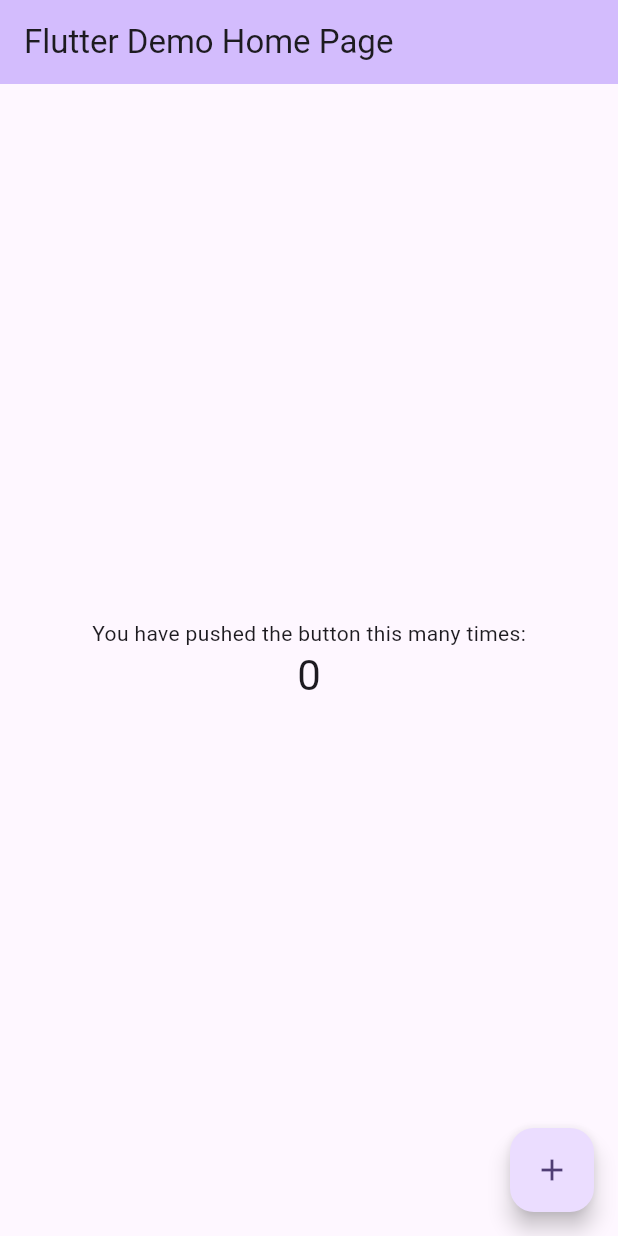
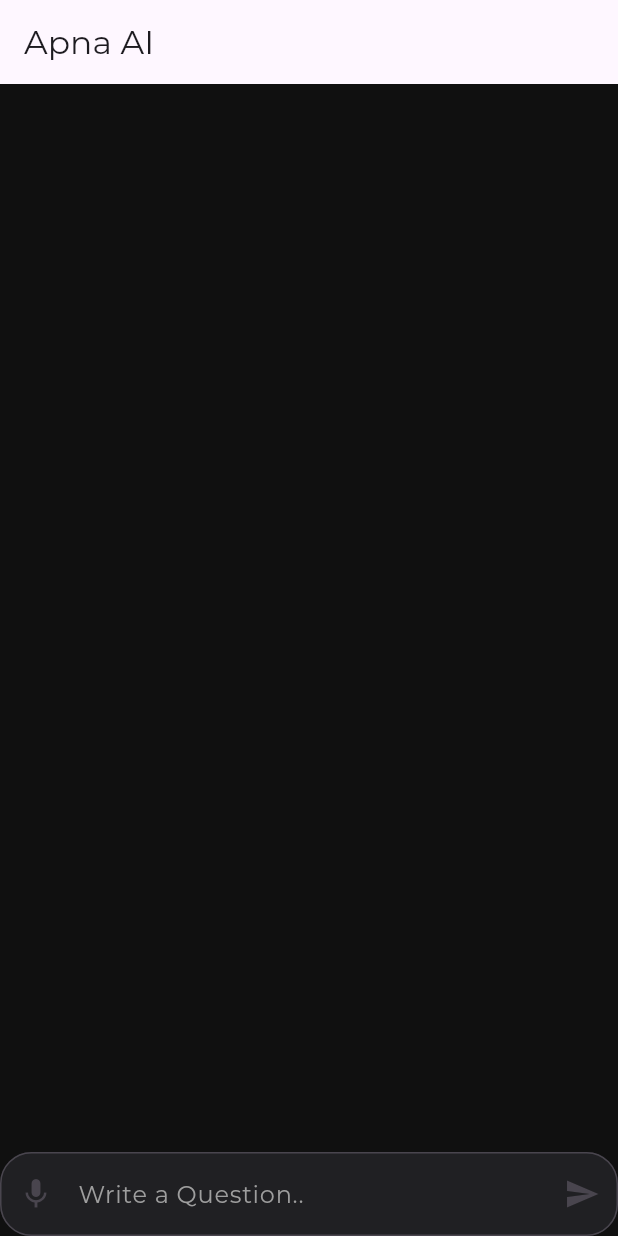
Before and after one commit to Raikant59/Apna-AI, a Flutter app: the screen it shows after launch, on a phone screen of 412 x 824 dp. Run offline on Flutter 3.47's test engine with Material 3 defaults, Android fonts, the phone set to English and light mode, and no system bars.

Commit message:
Add Api functionality and some Screens

```diff
--- /dev/null
+++ b/lib/data/remote/api/urls.dart
@@ -0,0 +1,5 @@
+class urls{
+  static const BASE_URL = "https://api.openai.com/v1/";
+  static const CHAT_COMPLETION_API = "${BASE_URL}chat/completions";
+  static const CHAT_COMPLETION_API_KEY = "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";
+}
--- a/lib/main.dart
+++ b/lib/main.dart
@@ -1,3 +1,4 @@
+import 'package:chatbot_app/screens/Splashscreen.dart';
 import 'package:flutter/material.dart';
 
 void main() {
@@ -7,68 +8,17 @@ void main() {
 class MyApp extends StatelessWidget {
   const MyApp({super.key});
 
+  // This widget is the root of your application.
   @override
   Widget build(BuildContext context) {
     return MaterialApp(
+      title: 'Flutter Demo',
       debugShowCheckedModeBanner: false,
-      title: 'Flutter Demo',
       theme: ThemeData(
         colorScheme: ColorScheme.fromSeed(seedColor: Colors.deepPurple),
         useMaterial3: true,
       ),
-      home: const MyHomePage(title: 'Flutter Demo Home Page'),
+      home: SplashScreen(),
     );
   }
 }
-
-class MyHomePage extends StatefulWidget {
-  const MyHomePage({super.key, required this.title});
-
-
-
-  final String title;
-
-  @override
-  State<MyHomePage> createState() => _MyHomePageState();
-}
-
-class _MyHomePageState extends State<MyHomePage> {
-  int _counter = 0;
-
-  void _incrementCounter() {
-    setState(() {
-
-      _counter++;
-    });
-  }
-
-  @override
-  Widget build(BuildContext context) {
-    return Scaffold(
-      appBar: AppBar(
-        backgroundColor: Theme.of(context).colorScheme.inversePrimary,
-        title: Text(widget.title),
-      ),
-      body: Center(
-
-        child: Column(
-          mainAxisAlignment: MainAxisAlignment.center,
-          children: <Widget>[
-            const Text(
-              'You have pushed the button this many times:',
-            ),
-            Text(
-              '$_counter',
-              style: Theme.of(context).textTheme.headlineMedium,
-            ),
-          ],
-        ),
-      ),
-      floatingActionButton: FloatingActionButton(
-        onPressed: _incrementCounter,
-        tooltip: 'Increment',
-        child: const Icon(Icons.add),
-      ), // This trailing comma makes auto-formatting nicer for build methods.
-    );
-  }
-}
--- /dev/null
+++ b/lib/screens/ChatScreen.dart
@@ -0,0 +1,51 @@
+import 'package:chatbot_app/data/remote/api/api_helper.dart';
+import 'package:chatbot_app/data/remote/api/urls.dart';
+import 'package:chatbot_app/utils/utils_helper.dart';
+import 'package:flutter/material.dart';
+
+class Chatscreen extends StatefulWidget {
+  const Chatscreen({super.key});
+
+  @override
+  State<Chatscreen> createState() => _ChatscreenState();
+}
+
+class _ChatscreenState extends State<Chatscreen> {
+  var promptcontroller = TextEditingController();
+  @override
+  Widget build(BuildContext context) {
+    return Scaffold(
+      backgroundColor: AppColors.bgColor,
+      appBar: AppBar(
+        title: Text("Apna AI",style: TextStyle(fontFamily: 'mainfont'),),
+      ),
+      body: Column(
+        children: [
+          Expanded(child: Container(
+          )),
+          TextField(
+            style: mTextStyle16(mColor: Colors.grey),
+            controller: promptcontroller,
+            enableSuggestions: true,
+            decoration: InputDecoration(
+              fillColor: AppColors.secondaryColor,
+              filled: true,
+              prefixIcon: Icon(Icons.mic),
+              suffixIcon: InkWell(
+                onTap: (){
+                  ApiHelper().generateAIMsg(url: urls.CHAT_COMPLETION_API, prompt: promptcontroller.text);
+                  promptcontroller.clear();
+                },
+                  child: Icon(Icons.send)),
+              hintText: "Write a Question..",
+              hintStyle: mTextStyle16(mColor: AppColors.mGreyColor),
+              border: OutlineInputBorder(
+                borderRadius: BorderRadius.circular(21),
+              )
+            ),
+          )
+        ],
+      )
+    );
+  }
+}
--- /dev/null
+++ b/lib/utils/utils_helper.dart
@@ -0,0 +1,36 @@
+import 'dart:ui';
+
+import 'package:flutter/material.dart';
+
+class AppColors{
+  static const Color bgColor = Color(0xff101010);
+  static const Color secondaryColor = Color(0xff202023);
+  static const Color mGreyColor = Color(0xff9E9E9E);
+}
+
+TextStyle mTextStyle16({Color mColor = Colors.black,FontWeight mFontWeight = FontWeight.normal}){
+  return TextStyle(
+  fontSize: 16,
+  fontFamily: 'mainfont',
+    color: mColor,
+    fontWeight: mFontWeight,
+  );
+}
+
+TextStyle mTextStyle25({Color mColor = Colors.black,FontWeight mFontWeight = FontWeight.normal}){
+  return TextStyle(
+    fontSize: 25,
+    fontFamily: 'mainfont',
+    color: mColor,
+    fontWeight: mFontWeight,
+  );
+}
+
+TextStyle mTextStyle12({Color mColor = Colors.black,FontWeight mFontWeight = FontWeight.normal}){
+  return TextStyle(
+    fontSize: 12,
+    fontFamily: 'mainfont',
+    color: mColor,
+    fontWeight: mFontWeight,
+  );
+}
--- a/pubspec.yaml
+++ b/pubspec.yaml
@@ -35,6 +35,10 @@ dependencies:
   # The following adds the Cupertino Icons font to your application.
   # Use with the CupertinoIcons class for iOS style icons.
   cupertino_icons: ^1.0.8
+  intl: ^0.19.0
+  http: ^1.2.2
+  animated_text_kit: ^4.2.2
+  provider: ^6.1.2
 
 dev_dependencies:
   flutter_test:
@@ -75,7 +79,7 @@ flutter:
   # list giving the asset and other descriptors for the font. For
   # example:
   fonts:
-    - family: myfont
+    - family: mainfont
       fonts:
         - asset: assets/fonts/Montserrat-Regular.otf
   #       - asset: fonts/Schyler-Italic.ttf
```
Also changed, not shown: lib/data/remote/api/api_helper.dart (added, +33 -0 lines), lib/screens/Main Screens/ChatScreen.dart (deleted, +0 -17 lines), lib/screens/Splashscreen.dart (+41 -0 lines), pubspec.lock.
